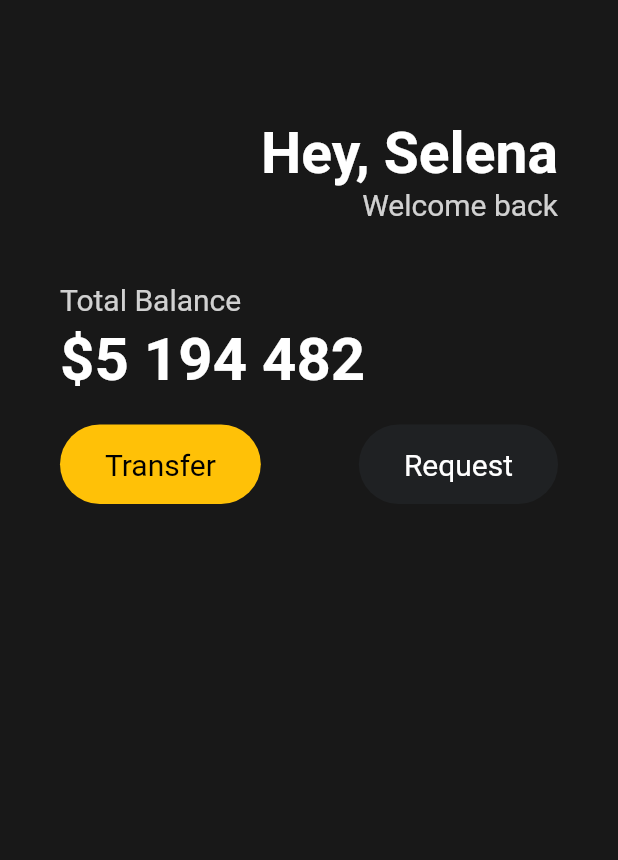
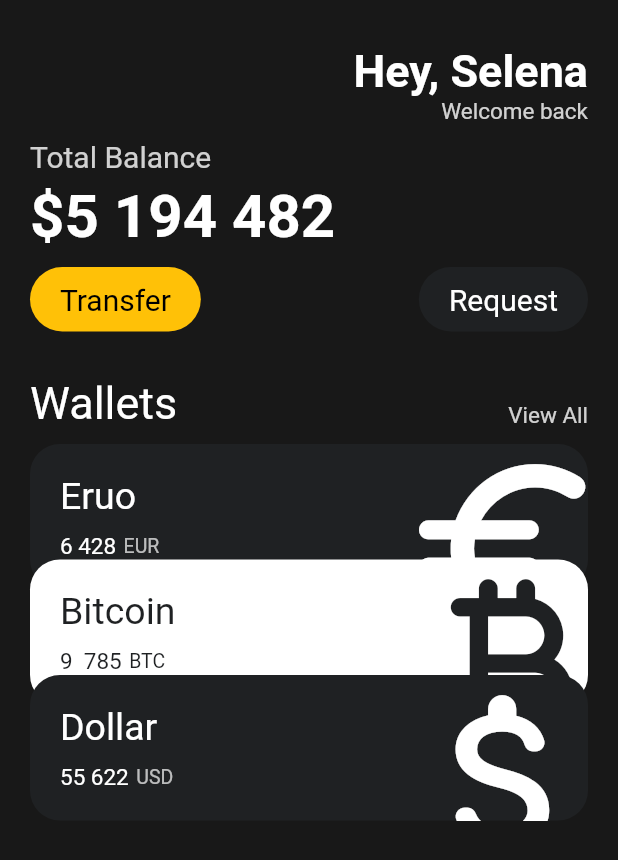
Before and after one commit to j1eunkim/toonflix, a Flutter app: the screen it shows after launch, on a phone screen of 412 x 824 dp. Shown: the top 860 px of the screen. Run offline on Flutter 3.47's test engine with Material 2 defaults, Android fonts, the phone set to English and light mode, and no system bars.

Commit message:
last commit

```diff
--- a/lib/main.dart
+++ b/lib/main.dart
@@ -1,5 +1,6 @@
 import 'package:flutter/material.dart';
 import 'package:toonflix/widgets/button.dart';
+import 'package:toonflix/widgets/currencycard.dart';
 
 void main() {
   runApp(const App());
@@ -17,15 +18,16 @@ class App extends StatelessWidget {
     return MaterialApp(
       home: Scaffold(
         backgroundColor: const Color(0xFF181818),
-        body: Padding(
+        body: SingleChildScrollView(
+          child: Padding(
             padding: const EdgeInsets.symmetric(
-            horizontal: 40,
+              horizontal: 20,
             ),
             child: Column(
               crossAxisAlignment: CrossAxisAlignment.start,
               children: [
                 const SizedBox(
-                height: 80,
+                  height: 30,
                 ),
                 Row(
                   mainAxisAlignment: MainAxisAlignment.
@@ -40,7 +42,7 @@ class App extends StatelessWidget {
                           'Hey, Selena',
                           style: TextStyle(
                             color: Colors.white,
-                          fontSize: 38,
+                            fontSize: 30,
                             fontWeight: FontWeight.w600,
                           ),
                         ),
@@ -48,7 +50,7 @@ class App extends StatelessWidget {
                           'Welcome back',
                           style: TextStyle(
                             color: Colors.white.withOpacity(0.8),
-                          fontSize: 20,
+                            fontSize: 15,
                           ),
                         ),
                       ],
@@ -56,7 +58,7 @@ class App extends StatelessWidget {
                   ],
                 ),
                 const SizedBox(
-                height: 40,
+                  height: 10,
                 ),
                 Text(
                   'Total Balance',
@@ -75,7 +77,7 @@ class App extends StatelessWidget {
                   ),
                 ),
                 const SizedBox(
-                height: 20,
+                  height: 10,
                 ),
                 const Row(
                   mainAxisAlignment: MainAxisAlignment.spaceBetween,
@@ -90,7 +92,61 @@ class App extends StatelessWidget {
                         textColor: Colors.white),
                   ],
                 ),
+                const SizedBox(
+                  height: 30,
+                ),
+                Row(
+                  crossAxisAlignment: CrossAxisAlignment.end,
+                  mainAxisAlignment: MainAxisAlignment.spaceBetween,
+                  children: [
+                    const Text(
+                      'Wallets',
+                      style: TextStyle(
+                        color: Colors.white,
+                        fontSize: 30,
+                      ),
+                    ),
+                    Text(
+                      'View All',
+                      style: TextStyle(
+                        color: Colors.white.withOpacity(0.8),
+                        fontSize: 15,
+                      ),
+                    ),
                   ],
+                ),
+                const SizedBox(
+                  height: 10,
+                ),
+                const CurrencyCard(
+                  name: "Eruo",
+                  code: "EUR",
+                  amount: "6 428",
+                  icon: Icons.euro_rounded,
+                  isInverted: false,
+                ),
+                Transform.translate(
+                  offset: const Offset(0, -20),
+                  child: const CurrencyCard(
+                    name: "Bitcoin",
+                    code: "BTC",
+                    amount: "9  785",
+                    icon: Icons.currency_bitcoin_rounded,
+                    isInverted: true,
+                  ),
+                ),
+                Transform.translate(
+                  offset: const Offset(0, -40),
+                  child: const CurrencyCard(
+                    name: "Dollar",
+                    code: "USD",
+                    amount: "55 622",
+                    icon: Icons.attach_money_rounded,
+                    isInverted: false,
+                  ),
+                ),
+              ],
+            ),
           ),
         ),
       ),
--- a/lib/widgets/button.dart
+++ b/lib/widgets/button.dart
@@ -20,8 +20,8 @@ class Button extends StatelessWidget {
       ),
       child: Padding(
         padding: const EdgeInsets.symmetric(
-          vertical: 15,
-          horizontal: 30,
+          vertical: 10,
+          horizontal: 20,
         ),
         child: Text(
           text,
```
Lines whose indentation alone changed are shown as unchanged.
